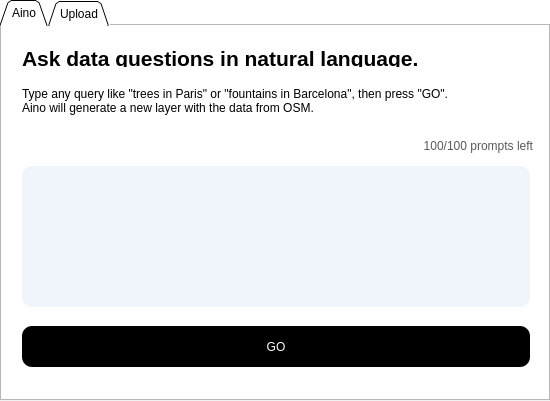
The window that src/main_tab/ui_files/main.ui (Aino-Technology/aino-qgis-plugin) describes before a commit, drawn with Qt 5.
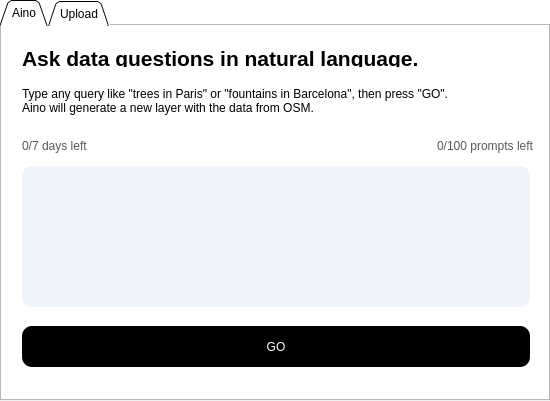
The same window after the commit.

Commit message: v0.1.0: Prompts limits

Diff of the .ui file:
```diff
--- a/src/main_tab/ui_files/main.ui
+++ b/src/main_tab/ui_files/main.ui
@@ -314,7 +314,20 @@
      </rect>
     </property>
     <property name="text">
-     <string>&lt;html&gt;&lt;head/&gt;&lt;body&gt;&lt;p align=&quot;right&quot;&gt;&lt;span style=&quot; color:#595959;&quot;&gt;100/100 prompts left&lt;/span&gt;&lt;/p&gt;&lt;/body&gt;&lt;/html&gt;</string>
+     <string>&lt;html&gt;&lt;head/&gt;&lt;body&gt;&lt;p align=&quot;right&quot;&gt;&lt;span style=&quot; color:#595959;&quot;&gt;0/100 prompts left&lt;/span&gt;&lt;/p&gt;&lt;/body&gt;&lt;/html&gt;</string>
+    </property>
+   </widget>
+   <widget class="QLabel" name="trial_label">
+    <property name="geometry">
+     <rect>
+      <x>20</x>
+      <y>110</y>
+      <width>131</width>
+      <height>21</height>
+     </rect>
+    </property>
+    <property name="text">
+     <string>&lt;html&gt;&lt;head/&gt;&lt;body&gt;&lt;p&gt;&lt;span style=&quot; color:#595959;&quot;&gt;0/7 days left&lt;/span&gt;&lt;/p&gt;&lt;/body&gt;&lt;/html&gt;</string>
     </property>
    </widget>
   </widget>
```
Left out of the diff: 4 changed lines with no effect on the pictures. The commit also changes 7 other files.
